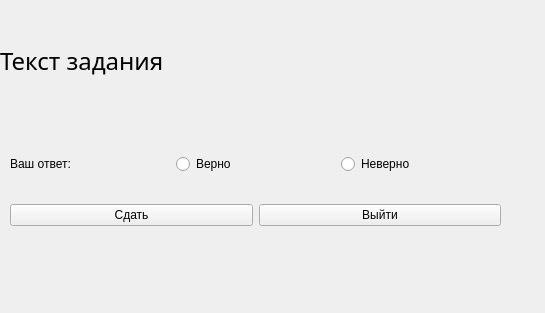
Old version of the form client/taskform.ui in the repository Mavelis/Mozy.
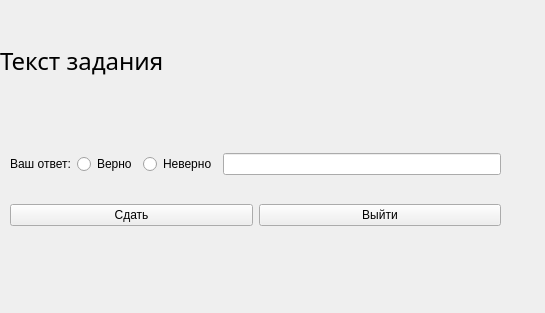
New version of the form.

Diff of the .ui file:
```diff
--- a/client/taskform.ui
+++ b/client/taskform.ui
@@ -84,6 +84,9 @@
         </attribute>
        </widget>
       </item>
+      <item>
+       <widget class="QLineEdit" name="userAnswer"/>
+      </item>
      </layout>
     </item>
     <item>
```
